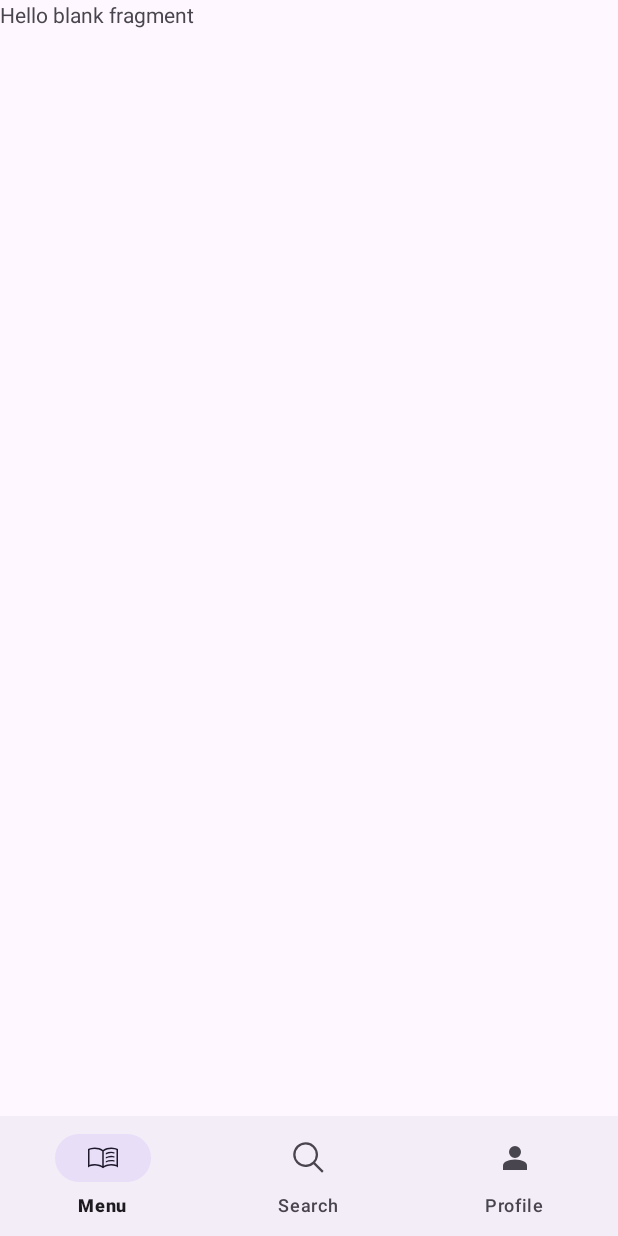
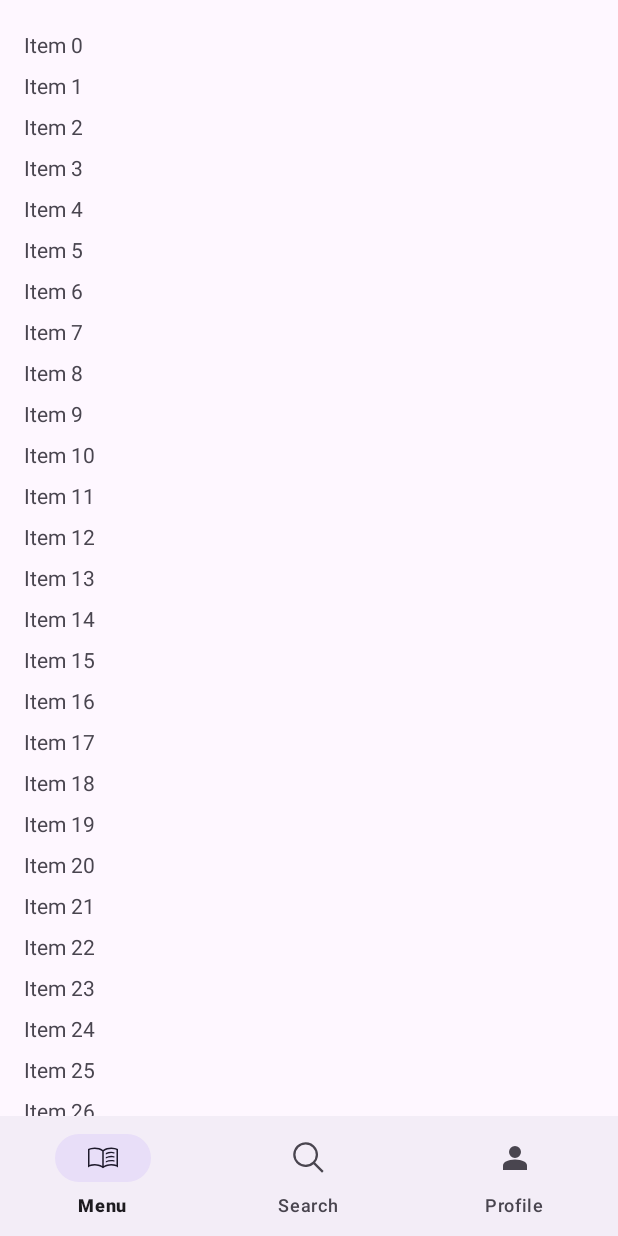
Before and after one commit to noname6996-tta/Daily-Task-Team-T, an Android app: the screen it shows after launch (MainActivity), on a phone screen of 412 x 824 dp. Run offline under Robolectric (Android 15) with nearby library versions, the phone set to English and light mode, and no system bars; our stand-ins replace data binding, navigation-ui.

Commit message:
Add demo base adapter

```diff
--- a/app/src/main/java/com/tta/dailytaskteamt/ui/menu/MenuFragment.kt
+++ b/app/src/main/java/com/tta/dailytaskteamt/ui/menu/MenuFragment.kt
@@ -3,10 +3,15 @@ package com.tta.dailytaskteamt.ui.menu
 import android.view.LayoutInflater
 import android.view.ViewGroup
 import com.tta.core_base.BaseFragment
+import com.tta.core_utils.extension.toast
 import com.tta.dailytaskteamt.databinding.FragmentMenuBinding
+import com.tta.dailytaskteamt.ui.menu.adapter.TestAdapter
 
 
 class MenuFragment(override var isTerminalBackKeyActive: Boolean = false) : BaseFragment<FragmentMenuBinding>() {
+
+    private val testList = arrayListOf<String>()
+    private lateinit var testAdapter: TestAdapter
 
     override fun getDataBinding(inflater: LayoutInflater, container: ViewGroup?): FragmentMenuBinding {
         return FragmentMenuBinding.inflate(inflater, container, false)
@@ -14,6 +19,15 @@ class MenuFragment(override var isTerminalBackKeyActive: Boolean = false) : Base
 
     override fun initView() {
         super.initView()
+
+        for (i in 0 until 30) {
+            testList.add(i.toString())
+        }
+        testAdapter = TestAdapter(testList)
+        binding.rcv.adapter = testAdapter
+        testAdapter.itemClickListener = { data, _ ->
+            activity?.toast("Data: $data")
+        }
     }
 
 }
--- /dev/null
+++ b/app/src/main/java/com/tta/dailytaskteamt/ui/menu/adapter/TestAdapter.kt
@@ -0,0 +1,22 @@
+package com.tta.dailytaskteamt.ui.menu.adapter
+
+import android.annotation.SuppressLint
+import androidx.databinding.ViewDataBinding
+import com.tta.core_base.BaseAdapter
+import com.tta.dailytaskteamt.R
+import com.tta.dailytaskteamt.databinding.ItemTestAdapterBinding
+/** Base Adapter demo: how to using base adapter */
+class TestAdapter(mList: ArrayList<String>): BaseAdapter<String>(mList) {
+
+    override fun getLayoutId(): Int = R.layout.item_test_adapter
+
+    @SuppressLint("SetTextI18n")
+    override fun bindData(binding: ViewDataBinding, data: String, pos: Int) {
+        if (binding is ItemTestAdapterBinding) {
+            binding.tvTitle.text = "Item $data"
+            binding.frameMain.setOnClickListener {
+                itemClickListener?.invoke(data, pos)
+            }
+        }
+    }
+}
--- a/app/src/main/res/layout/fragment_menu.xml
+++ b/app/src/main/res/layout/fragment_menu.xml
@@ -1,14 +1,27 @@
 <?xml version="1.0" encoding="utf-8"?>
-<FrameLayout xmlns:android="http://schemas.android.com/apk/res/android"
-    xmlns:tools="http://schemas.android.com/tools"
-    android:layout_width="match_parent"
-    android:layout_height="match_parent"
-    tools:context=".ui.menu.MenuFragment">
+<layout xmlns:android="http://schemas.android.com/apk/res/android"
+    xmlns:app="http://schemas.android.com/apk/res-auto"
+    xmlns:tools="http://schemas.android.com/tools">
 
-    <!-- TODO: Update blank fragment layout -->
-    <TextView
+    <data>
+
+    </data>
+
+    <FrameLayout
         android:layout_width="match_parent"
         android:layout_height="match_parent"
-        android:text="@string/hello_blank_fragment" />
+        tools:context=".ui.menu.MenuFragment">
 
-</FrameLayout>
+
+        <androidx.recyclerview.widget.RecyclerView
+            android:id="@+id/rcv"
+            android:layout_width="match_parent"
+            android:layout_height="match_parent"
+            android:clipToPadding="false"
+            android:orientation="vertical"
+            android:paddingVertical="16dp"
+            app:layoutManager="androidx.recyclerview.widget.LinearLayoutManager"
+            tools:listitem="@layout/item_test_adapter" />
+
+    </FrameLayout>
+</layout>
--- /dev/null
+++ b/app/src/main/res/layout/item_test_adapter.xml
@@ -0,0 +1,23 @@
+<?xml version="1.0" encoding="utf-8"?>
+<layout xmlns:android="http://schemas.android.com/apk/res/android"
+    xmlns:tools="http://schemas.android.com/tools">
+
+    <data>
+
+    </data>
+
+    <FrameLayout
+        android:id="@+id/frame_main"
+        android:layout_width="match_parent"
+        android:layout_height="wrap_content"
+        android:paddingVertical="4dp"
+        android:paddingHorizontal="16dp">
+
+        <androidx.appcompat.widget.AppCompatTextView
+            android:id="@+id/tv_title"
+            android:layout_width="match_parent"
+            android:layout_height="wrap_content"
+            tools:text="Test Adapter" />
+
+    </FrameLayout>
+</layout>
```
